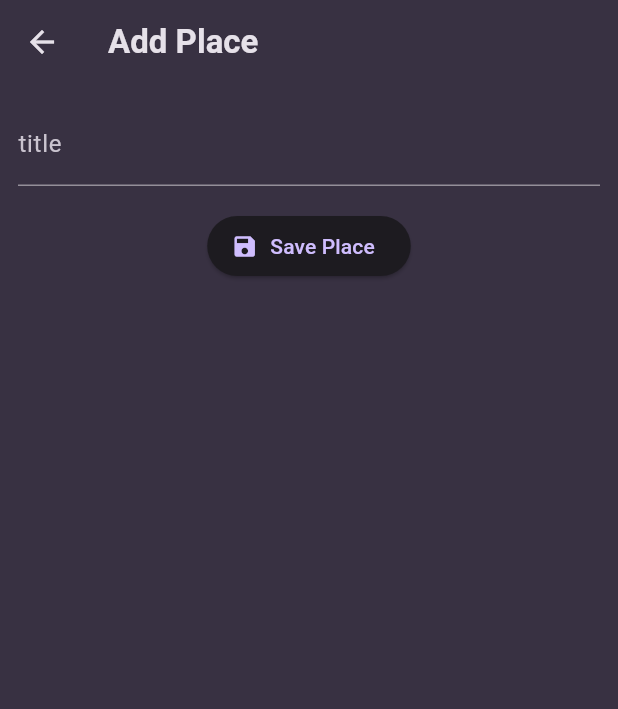
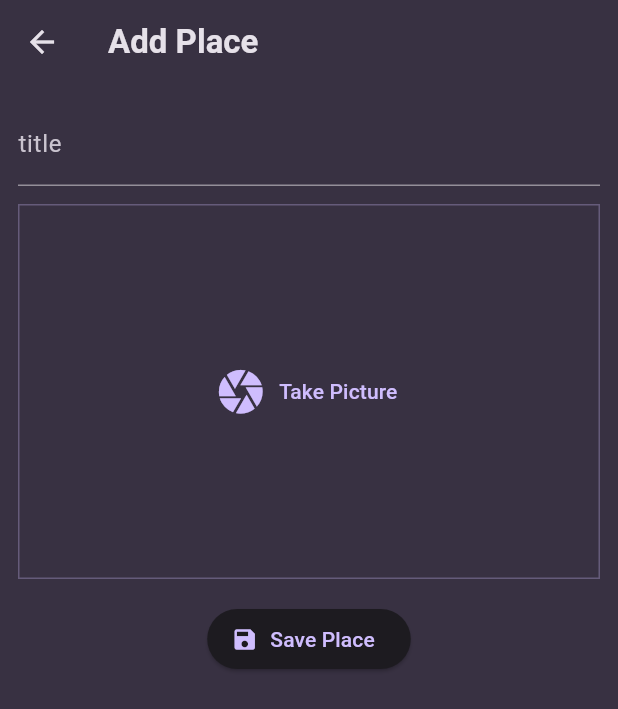
Before and after one commit to MuhammadAhmadd1/favourtite_places_app, a Flutter app: the screen it shows after launch, after a tap on the "arrow outward" icon, on a phone screen of 412 x 824 dp. Shown: the top 709 px of the screen. Run offline on Flutter 3.47's test engine with Material 3 defaults, Android fonts, the phone set to English and light mode, and no system bars; our stand-ins replace flutter_riverpod, google_fonts, image_picker.

Commit message:
Image is taken,saved & displayed

```diff
--- a/lib/model/place.dart
+++ b/lib/model/place.dart
@@ -1,9 +1,12 @@
+import 'dart:io';
+
 import 'package:uuid/uuid.dart';
 
 final uuid = Uuid();
 
 class Place {
-  Place({required this.title}) : id = uuid.v4();
+  Place({required this.title, required this.image}) : id = uuid.v4();
   final String id;
   final String title;
+  final File image;
 }
--- a/lib/provider/user_places.dart
+++ b/lib/provider/user_places.dart
@@ -5,7 +5,7 @@ class UserPlacesNotifier extends StateNotifier<List<Place>> {
   UserPlacesNotifier() : super([]);
 
   void addPlace(Place place) {
-    final newPlace = Place(title: place.title);
+    final newPlace = Place(title: place.title, image: place.image);
     state = [newPlace, ...state];
   }
 }
--- a/lib/screens/add_places.dart
+++ b/lib/screens/add_places.dart
@@ -1,5 +1,8 @@
+import 'dart:io';
+
 import 'package:favourite_places/model/place.dart';
 import 'package:favourite_places/provider/user_places.dart';
+import 'package:favourite_places/widgets/image_input.dart';
 import 'package:flutter/material.dart';
 import 'package:flutter_riverpod/flutter_riverpod.dart';
 
@@ -12,13 +15,14 @@ class AddPlacesScreen extends ConsumerStatefulWidget {
 
 class _AddPlacesScreenState extends ConsumerState<AddPlacesScreen> {
   final _titleController = TextEditingController();
+  File? _selectedImage;
 
   void _savePlace() {
     final enteredTitle = _titleController.text;
-    if (enteredTitle.isEmpty) {
+    if (enteredTitle.isEmpty || _selectedImage == null) {
       return;
     }
-    final newPlace = Place(title: enteredTitle);
+    final newPlace = Place(title: enteredTitle, image: _selectedImage!);
     ref.read(userPlaceProvider.notifier).addPlace(newPlace);
     Navigator.of(context).pop();
   }
@@ -39,6 +43,13 @@ class _AddPlacesScreenState extends ConsumerState<AddPlacesScreen> {
               ),
               textCapitalization: TextCapitalization.sentences,
             ),
+            const SizedBox(height: 12),
+            //Image input
+            ImageInput(
+              onPickedImage: (image) {
+                _selectedImage = image;
+              },
+            ),
             const SizedBox(height: 16),
 
             ElevatedButton.icon(
--- a/lib/screens/places.dart
+++ b/lib/screens/places.dart
@@ -30,7 +30,10 @@ class PlacesScreen extends ConsumerWidget {
           ),
         ],
       ),
-      body: PlacesList(places: userPlaces),
+      body: Padding(
+        padding: const EdgeInsets.all(8.0),
+        child: PlacesList(places: userPlaces),
+      ),
     );
   }
 }
--- /dev/null
+++ b/lib/widgets/image_input.dart
@@ -0,0 +1,70 @@
+import 'dart:io';
+
+import 'package:flutter/material.dart';
+import 'package:image_picker/image_picker.dart';
+
+class ImageInput extends StatefulWidget {
+  const ImageInput({super.key, required this.onPickedImage});
+
+  final void Function(File image) onPickedImage;
+
+  @override
+  State<ImageInput> createState() => _ImageInputState();
+}
+
+class _ImageInputState extends State<ImageInput> {
+  File? _takenImage;
+  void _takeImage() async {
+    final imagePicker = ImagePicker();
+    final pickedImage = await imagePicker.pickImage(
+      source: ImageSource.camera,
+      maxWidth: 1024,
+      maxHeight: 1024,
+      imageQuality: 85,
+    );
+    if (pickedImage == null) {
+      return;
+    }
+    setState(() {
+      _takenImage = File(pickedImage.path);
+    });
+
+    widget.onPickedImage(_takenImage!);
+  }
+
+  @override
+  Widget build(BuildContext context) {
+    //if the picture is yet not taken, this button will be shown
+    Widget content = TextButton.icon(
+      onPressed: _takeImage,
+      icon: Icon(Icons.camera, size: 35),
+      label: Text('Take Picture'),
+    );
+    //if the image is taken then this image will be shown
+    if (_takenImage != null) {
+      content = GestureDetector(
+        onDoubleTap: _takeImage,
+        child: Image.file(
+          _takenImage!,
+          fit: BoxFit.cover,
+          width: double.infinity,
+          height: double.infinity,
+        ),
+      );
+    }
+    return Container(
+      decoration: BoxDecoration(
+        border: Border.all(
+          width: 1,
+          color: Theme.of(
+            context,
+          ).colorScheme.primary.withAlpha((255 * 0.3).toInt()),
+        ),
+      ),
+      height: 250,
+      width: double.infinity,
+      alignment: Alignment.center,
+      child: content,
+    );
+  }
+}
--- a/lib/widgets/places_list.dart
+++ b/lib/widgets/places_list.dart
@@ -21,6 +21,10 @@ class PlacesList extends StatelessWidget {
       itemCount: places.length,
       itemBuilder:
           (ctx, index) => ListTile(
+            leading: CircleAvatar(
+              radius: 28,
+              backgroundImage: FileImage(places[index].image),
+            ),
             title: Text(
               places[index].title,
               style: Theme.of(context).textTheme.titleMedium!.copyWith(
--- a/pubspec.yaml
+++ b/pubspec.yaml
@@ -37,6 +37,7 @@ dependencies:
   google_fonts: ^6.2.1
   uuid: ^4.5.1
   flutter_riverpod: ^2.6.1
+  image_picker: ^1.1.2
 
 dev_dependencies:
   flutter_test:
```
Also changed, not shown: lib/screens/place_detail.dart (+8 -6 lines), pubspec.lock, 6 other files.
